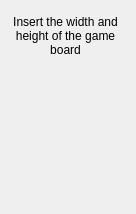
Qt form assets/widgets/boardsetup.ui (Divyamkhatri72/Text-Based-RPG) before a commit.
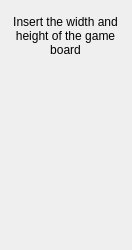
The same form after that commit.

Patch:
```diff
--- a/assets/widgets/boardsetup.ui
+++ b/assets/widgets/boardsetup.ui
@@ -6,8 +6,8 @@
    <rect>
     <x>0</x>
     <y>0</y>
-    <width>136</width>
-    <height>214</height>
+    <width>132</width>
+    <height>250</height>
    </rect>
   </property>
   <property name="windowTitle">
```
Left out of the diff: 10 changed lines with no effect on the pictures.
